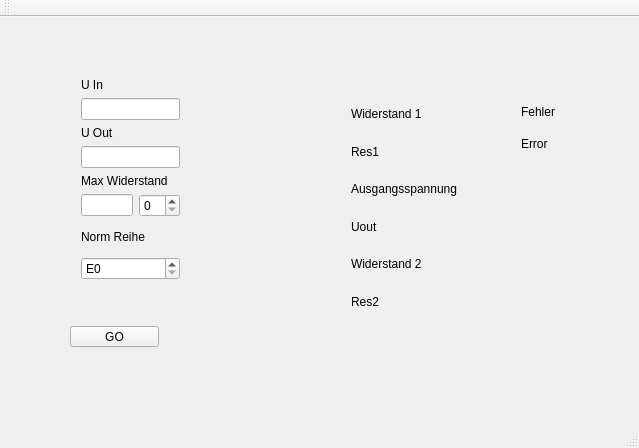
Before: the Qt Designer form UI/WiderstandsteilerUI/Widerstandsteiler.ui in Seebuebe/Widerstandsteiler, drawn with Qt 5.
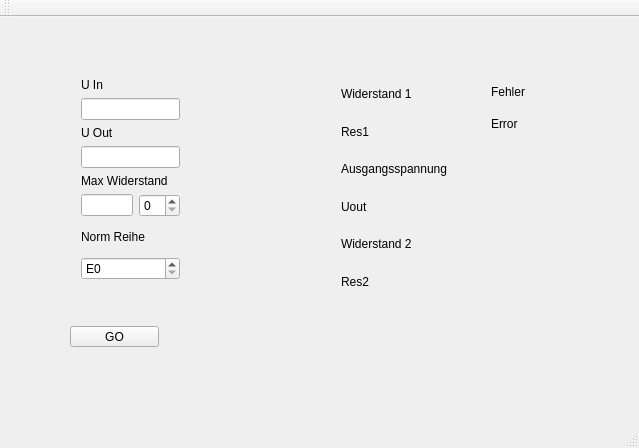
After: the same form once the commit is applied. Icons and pictures are not drawn.

Commit message: GUI Verschönert

```diff
--- a/UI/WiderstandsteilerUI/Widerstandsteiler.ui
+++ b/UI/WiderstandsteilerUI/Widerstandsteiler.ui
@@ -109,10 +109,10 @@
    <widget class="QLabel" name="Picture">
     <property name="geometry">
      <rect>
-      <x>240</x>
+      <x>230</x>
       <y>20</y>
-      <width>91</width>
-      <height>341</height>
+      <width>81</width>
+      <height>331</height>
      </rect>
     </property>
     <property name="text">
@@ -122,11 +122,11 @@
      <pixmap>Images/Widerstand.svg</pixmap>
     </property>
    </widget>
-   <widget class="QWidget" name="">
+   <widget class="QWidget" name="layoutWidget">
     <property name="geometry">
      <rect>
-      <x>340</x>
-      <y>70</y>
+      <x>330</x>
+      <y>50</y>
       <width>136</width>
       <height>241</height>
      </rect>
@@ -188,11 +188,11 @@
      </item>
     </layout>
    </widget>
-   <widget class="QWidget" name="">
+   <widget class="QWidget" name="layoutWidget">
     <property name="geometry">
      <rect>
-      <x>510</x>
-      <y>70</y>
+      <x>480</x>
+      <y>50</y>
       <width>91</width>
       <height>81</height>
      </rect>
```
The commit also changes 2 other files.
